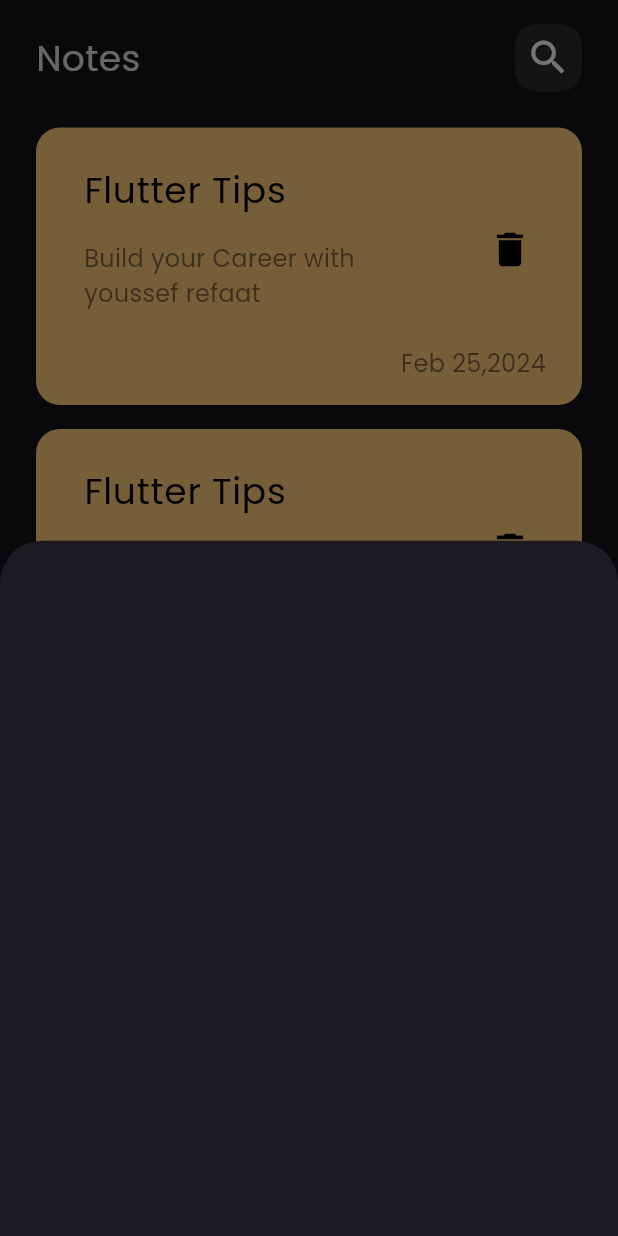
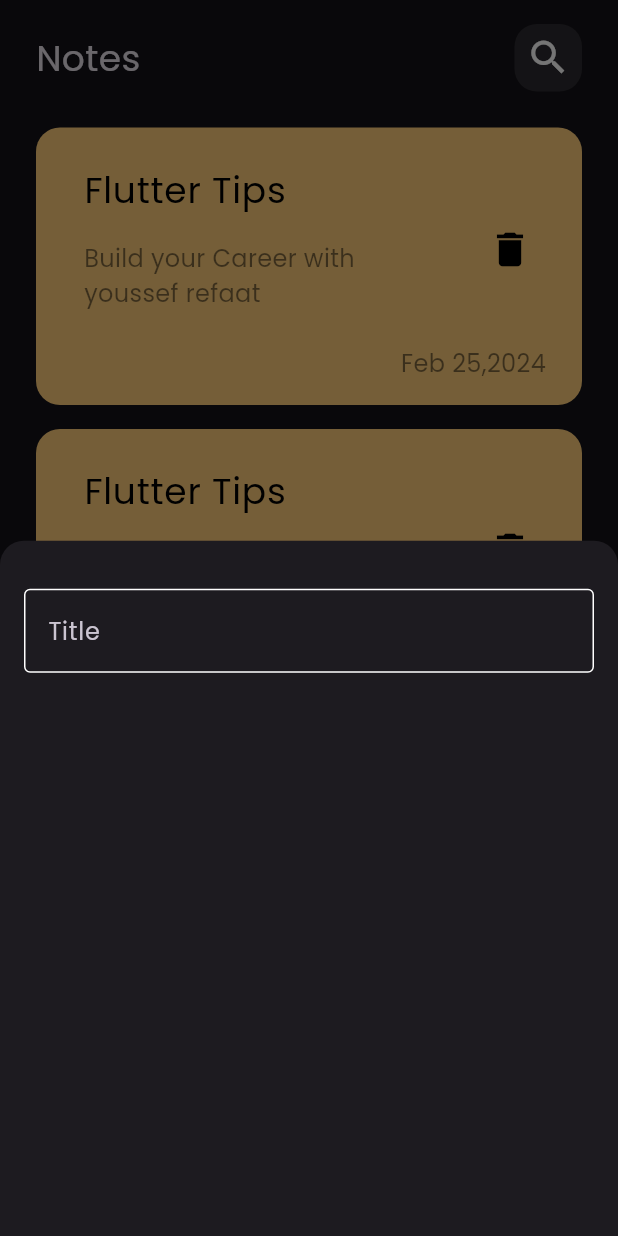
Before and after one commit to YOSSIFREFAAT/Notes-App, a Flutter app: the screen it shows after launch, after a tap on the "add" icon, on a phone screen of 412 x 824 dp. Run offline on Flutter 3.47's test engine with Material 3 defaults, Android fonts, the phone set to English and light mode, and no system bars.

Commit message:
Create Custom Text Field

```diff
--- a/lib/Views/Notes_View.dart
+++ b/lib/Views/Notes_View.dart
@@ -11,6 +11,12 @@ class NotesView extends StatelessWidget {
       floatingActionButton: FloatingActionButton(
         onPressed: () {
           showModalBottomSheet(
+              shape: const RoundedRectangleBorder(
+                borderRadius: BorderRadius.only(
+                  topLeft: Radius.circular(16),
+                  topRight: Radius.circular(16),
+                ),
+              ),
               context: context,
               builder: (context) {
                 return const CustomModalBottomSheet();
--- a/lib/Views/Widgets/custom_modal_bottom_sheet.dart
+++ b/lib/Views/Widgets/custom_modal_bottom_sheet.dart
@@ -1,10 +1,16 @@
 import 'package:flutter/material.dart';
+import 'package:notes_app/Views/Widgets/custom_text_field.dart';
 
 class CustomModalBottomSheet extends StatelessWidget {
   const CustomModalBottomSheet({super.key});
 
   @override
   Widget build(BuildContext context) {
-    return Container();
+    return Container(
+      padding: const EdgeInsets.only(top: 32, left: 16, right: 16),
+      child: const Column(children: [
+        CustomTextField(),
+      ]),
+    );
   }
 }
--- /dev/null
+++ b/lib/Views/Widgets/custom_text_field.dart
@@ -0,0 +1,22 @@
+import 'package:flutter/material.dart';
+import 'package:notes_app/constans.dart';
+
+class CustomTextField extends StatelessWidget {
+  const CustomTextField({super.key});
+
+  @override
+  Widget build(BuildContext context) {
+    return TextField(
+      cursorColor: kPrimaryColor,
+      decoration: InputDecoration(
+        hintText: 'Title',
+        border: buildTextField(),
+        enabledBorder: buildTextField(),
+        focusedBorder: buildTextField(kPrimaryColor),
+      ),
+    );
+  }
+
+  OutlineInputBorder buildTextField([Color? color]) =>
+      OutlineInputBorder(borderSide: BorderSide(color: color ?? Colors.white));
+}
--- /dev/null
+++ b/lib/constans.dart
@@ -0,0 +1,3 @@
+import 'package:flutter/material.dart';
+
+const kPrimaryColor = Color(0xff63ffda);
```
